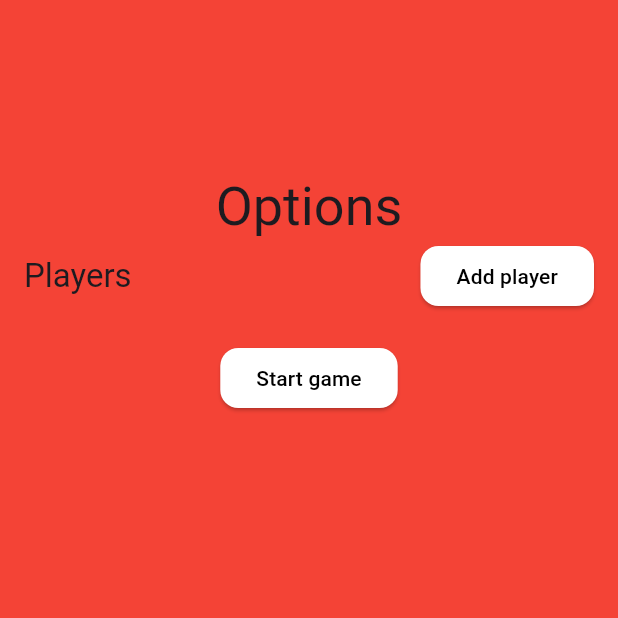
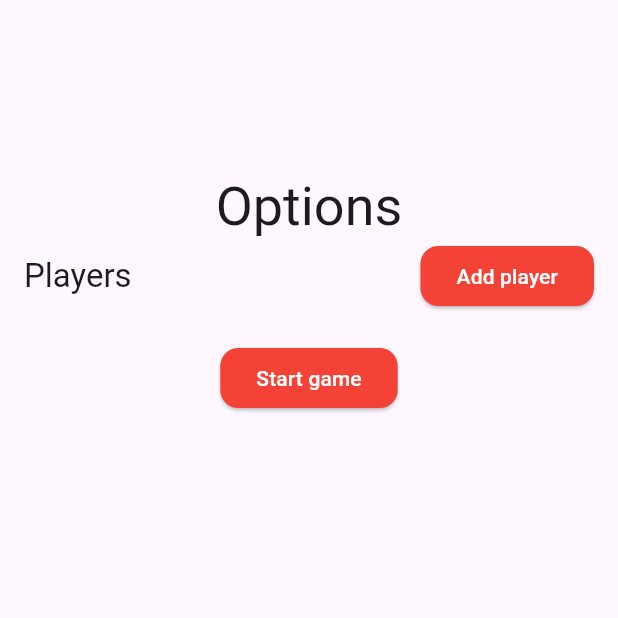
Before and after one commit to Melliv/jouks_app, a Flutter app: the screen it shows after launch, after a tap on "Play game v2", on a phone screen of 412 x 824 dp, the top half of it. Run offline on Flutter 3.47's test engine with Material 3 defaults, Android fonts, the phone set to English and light mode, and no system bars; our stand-ins replace fluttertoast, swipe_cards, toggle_switch.

Commit message:
Theming and  player create form added

```diff
--- a/lib/domain/player.dart
+++ b/lib/domain/player.dart
@@ -1,9 +1,8 @@
-import 'package:jouks_app/domain/body.dart';
+import 'package:jouks_app/utils/enums/gender.dart';
 import 'package:jouks_app/utils/enums/level.dart';
 
 class Player {
   String name = "";
-
-  Body body = Body();
   Level level = Level.normal;
+  Gender gender = Gender.male;
 }
--- a/lib/main.dart
+++ b/lib/main.dart
@@ -2,34 +2,44 @@ import 'package:flutter/material.dart';
 import 'package:jouks_app/pages/exercise/exercises.dart';
 import 'package:jouks_app/pages/game/game_setup.dart';
 import 'package:jouks_app/pages/main_menu/main_menu.dart';
+import 'package:jouks_app/pages/settings/settings.dart';
 import 'package:jouks_app/utils/route_url.dart';
+import 'package:jouks_app/utils/theme.dart';
 
-void main() => runApp(MyApp());
+void main() => runApp(const MyApp());
 
-class MyApp extends StatelessWidget {
+class MyApp extends StatefulWidget {
+  const MyApp({super.key});
+
+  @override
+  _MyAppState createState() => _MyAppState();
+
+  static _MyAppState of(BuildContext context) =>
+      context.findAncestorStateOfType<_MyAppState>()!;
+}
+
+class _MyAppState extends State<MyApp> {
+  ThemeMode _themeMode = ThemeMode.system;
   @override
   Widget build(BuildContext context) {
     return MaterialApp(
       title: 'Jouks card game',
-      theme: ThemeData(
-          primaryColor: Colors.red,
-          scaffoldBackgroundColor: Colors.red,
-          bottomSheetTheme: BottomSheetThemeData(
-              backgroundColor: Colors.red,
-              shape: RoundedRectangleBorder(
-                  borderRadius: BorderRadius.circular(8))),
-          elevatedButtonTheme: ElevatedButtonThemeData(
-              style: ElevatedButton.styleFrom(
-                  backgroundColor: Colors.white,
-                  foregroundColor: Colors.black,
-                  shape: RoundedRectangleBorder(
-                      borderRadius: BorderRadius.circular(12))))),
+      theme: lightTheme,
+      darkTheme: darkTheme,
+      themeMode: _themeMode,
       home: const MainMenuScreen(),
       routes: {
         RouteUrl.MAIN_MENU: (context) => const MainMenuScreen(),
         RouteUrl.EXERCISES: (context) => const ExercisesScreen(),
         RouteUrl.GAME_SETUP: (context) => const GameSetupScreen(),
+        RouteUrl.SETTINGS: (context) => const SettingsScreen(),
       },
     );
   }
+
+  void changeTheme(ThemeMode themeMode) {
+    setState(() {
+      _themeMode = themeMode;
+    });
+  }
 }
--- a/lib/utils/route_url.dart
+++ b/lib/utils/route_url.dart
@@ -1,5 +1,6 @@
 class RouteUrl {
   static const String MAIN_MENU = "/main_menu";
+  static const String SETTINGS = "/settings";
 
   static const String EXERCISES = "/exercises";
   static const String GAME_PLAYGROUND = "/game/playground";
--- /dev/null
+++ b/lib/utils/theme.dart
@@ -0,0 +1,35 @@
+import 'package:flutter/material.dart';
+
+const Color primaryColor = Colors.red;
+Color? darkBackground = Colors.grey[900];
+
+ElevatedButtonThemeData _elevatedButtonTheme = ElevatedButtonThemeData(
+    style: ElevatedButton.styleFrom(
+        backgroundColor: primaryColor,
+        foregroundColor: Colors.white,
+        shape:
+            RoundedRectangleBorder(borderRadius: BorderRadius.circular(12))));
+
+ThemeData lightTheme = ThemeData(
+    brightness: Brightness.light,
+    primaryColor: primaryColor,
+    inputDecorationTheme: const InputDecorationTheme(
+        labelStyle: TextStyle(color: Colors.black),
+        border: OutlineInputBorder(),
+        focusedBorder:
+            OutlineInputBorder(borderSide: BorderSide(color: primaryColor))),
+    bottomSheetTheme: BottomSheetThemeData(
+        shape: RoundedRectangleBorder(borderRadius: BorderRadius.circular(8))),
+    elevatedButtonTheme: _elevatedButtonTheme);
+
+ThemeData darkTheme = ThemeData(
+    brightness: Brightness.dark,
+    primaryColor: primaryColor,
+    inputDecorationTheme: const InputDecorationTheme(
+        labelStyle: TextStyle(color: Colors.white),
+        border: OutlineInputBorder(),
+        focusedBorder:
+            OutlineInputBorder(borderSide: BorderSide(color: primaryColor))),
+    bottomSheetTheme: BottomSheetThemeData(
+        shape: RoundedRectangleBorder(borderRadius: BorderRadius.circular(8))),
+    elevatedButtonTheme: _elevatedButtonTheme);
--- a/lib/widgets/game/player/player_add_sheet.dart
+++ b/lib/widgets/game/player/player_add_sheet.dart
@@ -9,6 +9,7 @@ class PlayerAddSheet extends StatelessWidget {
     createPlayerClicked() {
       showModalBottomSheet(
         context: context,
+        isScrollControlled: true,
         builder: (BuildContext context) {
           return PlayerCreateSheet();
         },
@@ -31,6 +32,9 @@ class PlayerAddSheet extends StatelessWidget {
                     style: Theme.of(context).textTheme.headlineSmall),
                 ElevatedButton(
                   onPressed: createPlayerClicked,
+                  style: ElevatedButton.styleFrom(
+                    backgroundColor: Theme.of(context).primaryColor,
+                  ),
                   child: Text("Create player"),
                 )
               ]),
--- a/lib/widgets/main_menu/main_menu_content.dart
+++ b/lib/widgets/main_menu/main_menu_content.dart
@@ -39,7 +39,12 @@ class _MainMenuContentState extends State<MainMenuContent> {
                         child: Text("Play game v2")),
                     SizedBox(height: 8),
                     ElevatedButton(
-                        onPressed: () => {}, child: Text("How to play"))
+                        onPressed: () => {}, child: Text("How to play")),
+                    SizedBox(height: 8),
+                    ElevatedButton(
+                        onPressed: () =>
+                            {Navigator.pushNamed(context, RouteUrl.SETTINGS)},
+                        child: Text("Settings"))
                   ]),
             )
           ],
--- a/pubspec.yaml
+++ b/pubspec.yaml
@@ -37,6 +37,7 @@ dependencies:
   swipe_cards: ^2.0.0+1
   fluttertoast: ^8.2.5
   toggle_switch: ^2.3.0
+  provider: ^6.1.2
 
 dev_dependencies:
   flutter_test:
```
Also changed, not shown: lib/pages/settings/settings.dart (added, +36 -0 lines), lib/utils/enums/gender.dart (+7 -1 lines), lib/utils/enums/level.dart (+38 -1 lines), lib/widgets/game/player/player_create_sheet.dart (+84 -18 lines), pubspec.lock.
